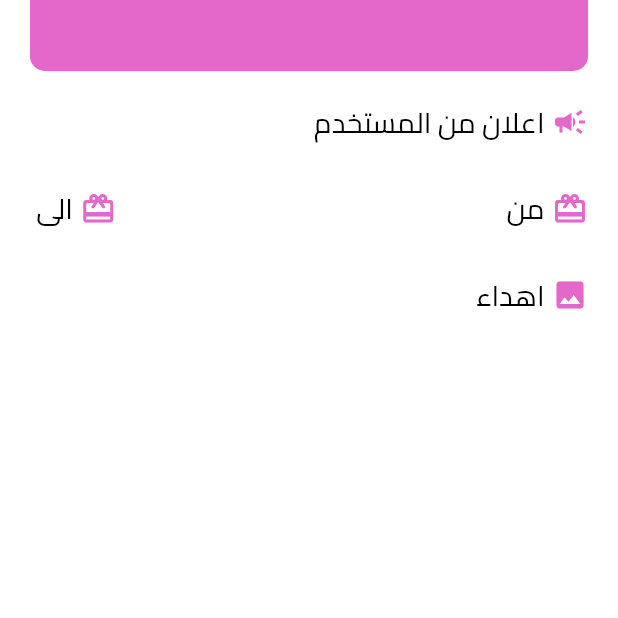
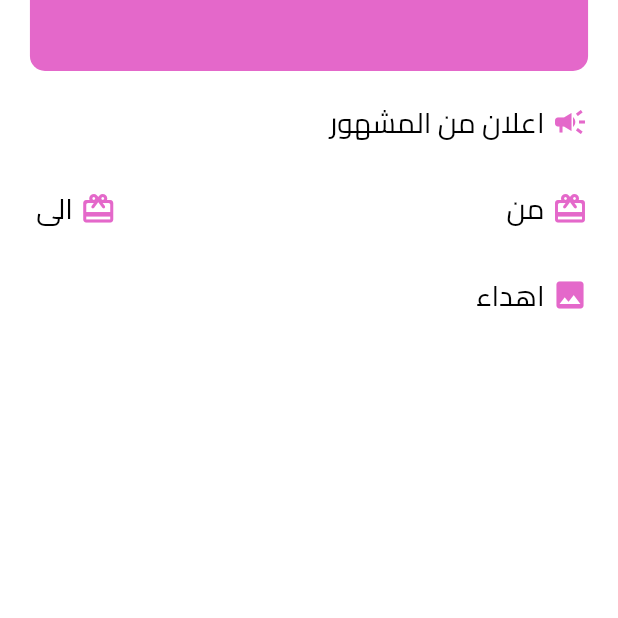
Before and after one commit to fazproject53/CelebrityProject-master, a Flutter app: the GiftDetials screen opened directly with empty values, on a phone screen of 412 x 824 dp, the part 354-972 px from its top. Run offline on Flutter 3.47's test engine with Material 2 defaults, Android fonts, the phone set to English and light mode, and no system bars; our stand-ins replace audio_video_progress_bar, audioplayers, badges, cached_network_image, camera, card_swiper and 30 more; missing offline and left inert: another_audio_recorder, audioplayers_platform_interface, dropdown_below, external_path, flutter_facebook_auth, flutter_flushbar and 5 more; accounts and stored records are empty; network calls fail; statements that could not run were skipped; project files that could hold a hidden picture were left out.

Commit message:
alaa_edit_request

```diff
--- a/lib/Celebrity/Requests/Ads/AdvertisinApi.dart
+++ b/lib/Celebrity/Requests/Ads/AdvertisinApi.dart
@@ -629,6 +629,7 @@ class User {
   String? type;
   String? commercialRegistrationNumber;
   String? idNumber;
+
   User(
       {this.id,
       this.username,
--- a/lib/Celebrity/Requests/Ads/Advertisments.dart
+++ b/lib/Celebrity/Requests/Ads/Advertisments.dart
@@ -227,6 +227,10 @@ class _AdvertismentState extends State<Advertisment>
                                                           oldAdvertisingOrder[i]
                                                               .user!
                                                               .name,
+                                                      type:
+                                                      oldAdvertisingOrder[i]
+                                                      .user!
+                                                      .type,
                                                       userImage:
                                                           oldAdvertisingOrder[i]
                                                               .user!
--- a/lib/Celebrity/Requests/AdvSpace/AdSpace.dart
+++ b/lib/Celebrity/Requests/AdvSpace/AdSpace.dart
@@ -166,6 +166,10 @@ class _AdSpaceState extends State<AdSpace> with AutomaticKeepAliveClientMixin {
                                                       commercialRecord:
                                                           oldAdvertisingOrder[i]
                                                               .commercialRecord,
+                                                      type:
+                                                          oldAdvertisingOrder[i]
+                                                              .user!
+                                                              .type,
                                                       image:
                                                           oldAdvertisingOrder[i]
                                                               .image,
--- a/lib/Celebrity/Requests/Gift/Gift.dart
+++ b/lib/Celebrity/Requests/Gift/Gift.dart
@@ -122,6 +122,10 @@ class _GiftState extends State<Gift> with AutomaticKeepAliveClientMixin {
                                                           oldAdvertisingOrder[i]
                                                               .occasion
                                                               ?.name,
+                                                      type:
+                                                      oldAdvertisingOrder[i]
+                                                          .user!
+                                                          .type,
                                                       advType:
                                                           oldAdvertisingOrder[i]
                                                               .giftType
--- a/lib/Celebrity/Requests/Gift/GiftDetials.dart
+++ b/lib/Celebrity/Requests/Gift/GiftDetials.dart
@@ -32,6 +32,7 @@ class GiftDetials extends StatefulWidget {
   final String? to;
   final int userId;
   final String? userName;
+  final String? type;
   GiftDetials(
       {Key? key,
       this.description,
@@ -49,7 +50,7 @@ class GiftDetials extends StatefulWidget {
       this.to,
       required this.userId,
       this.userName,
-      this.userImage})
+      this.userImage, this.type})
       : super(key: key);
 
   @override
@@ -183,7 +184,11 @@ class _GiftDetialsState extends State<GiftDetials> {
                                     ),
                                     text(
                                       context,
-                                      'اعلان من المستخدم ' + widget.userName!,
+                                      widget.type == 'user'
+                                          ? 'اعلان من المستخدم ' +
+                                          widget.userName!
+                                          : 'اعلان من المشهور ' +
+                                          widget.userName!,
                                       textSubHeadSize,
                                       black,
                                       //fontWeight: FontWeight.bold,
```
Also changed, not shown: lib/Celebrity/Requests/Ads/AdvDetials.dart (+23 -10 lines), lib/Celebrity/Requests/AdvSpace/AdSpaceDetails.dart (+38 -6 lines).
